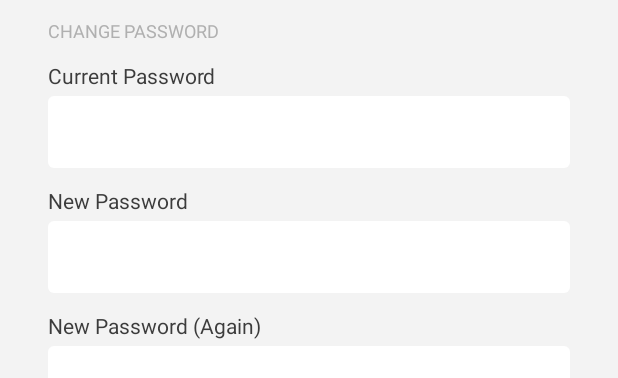
After one commit to Mhsoun/edward-lynx-android, an Android app: the layout activity_change_password.xml on its own in the app's theme, with its tools: preview values and no code run, on a phone screen of 412 x 824 dp. The commit adds this screen. Shown: the top 378 px of the screen. Run offline under Robolectric (Android 15) with nearby library versions, the phone set to English and light mode, and no system bars; Roboto replaces fonts that are not available here.

Commit message:
Added UI implementation for the Change Password page

```diff
--- /dev/null
+++ b/app/src/main/java/com/ingenuitymobile/edwardlynx/activities/ChangePasswordActivity.java
@@ -0,0 +1,8 @@
+package com.ingenuitymobile.edwardlynx.activities;
+
+/**
+ * Created by mEmEnG-sKi on 16/12/2016.
+ */
+
+public class ChangePasswordActivity extends BaseActivity {
+}
--- /dev/null
+++ b/app/src/main/res/layout/activity_change_password.xml
@@ -0,0 +1,79 @@
+<?xml version="1.0" encoding="utf-8"?>
+<LinearLayout xmlns:android="http://schemas.android.com/apk/res/android"
+              android:layout_width="match_parent"
+              android:layout_height="match_parent"
+              android:background="@color/bg_color"
+              android:orientation="vertical">
+
+
+  <LinearLayout
+      android:layout_width="match_parent"
+      android:layout_height="wrap_content"
+      android:layout_marginLeft="32dp"
+      android:layout_marginRight="32dp"
+      android:layout_marginTop="12dp"
+      android:orientation="vertical">
+
+    <TextView
+        android:layout_width="wrap_content"
+        android:layout_height="wrap_content"
+        android:text="@string/change_password_bold"
+        android:textColor="@color/steps_text_color"
+        android:textSize="12sp"/>
+
+
+    <TextView
+        android:layout_width="wrap_content"
+        android:layout_height="wrap_content"
+        android:layout_marginTop="12dp"
+        android:text="@string/current_password"
+        android:textColor="@color/common_text_color"/>
+
+    <EditText
+        android:id="@+id/edit_current_password"
+        android:layout_width="match_parent"
+        android:layout_height="48dp"
+        android:layout_marginTop="4dp"
+        android:background="@drawable/bg_rounded_white"
+        android:imeOptions="actionNext"
+        android:inputType="textPassword"
+        android:textColor="@color/common_text_color"
+        android:textSize="20sp"/>
+
+    <TextView
+        android:layout_width="wrap_content"
+        android:layout_height="wrap_content"
+        android:layout_marginTop="12dp"
+        android:text="@string/new_password"
+        android:textColor="@color/common_text_color"/>
+
+    <EditText
+        android:id="@+id/edit_new_password"
+        android:layout_width="match_parent"
+        android:layout_height="48dp"
+        android:layout_marginTop="4dp"
+        android:background="@drawable/bg_rounded_white"
+        android:imeOptions="actionNext"
+        android:inputType="textPassword"
+        android:textColor="@color/common_text_color"
+        android:textSize="20sp"/>
+
+    <TextView
+        android:layout_width="wrap_content"
+        android:layout_height="wrap_content"
+        android:layout_marginTop="12dp"
+        android:text="@string/re_new_password"
+        android:textColor="@color/common_text_color"/>
+
+    <EditText
+        android:id="@+id/edit_new_re_password"
+        android:layout_width="match_parent"
+        android:layout_height="48dp"
+        android:layout_marginTop="4dp"
+        android:background="@drawable/bg_rounded_white"
+        android:imeOptions="actionDone"
+        android:inputType="textPassword"
+        android:textColor="@color/common_text_color"
+        android:textSize="20sp"/>
+  </LinearLayout>
+</LinearLayout>
--- a/app/src/main/res/values/colors.xml
+++ b/app/src/main/res/values/colors.xml
@@ -9,5 +9,7 @@
   <color name="red">#ff0000</color>
 
   <color name="common_text_color">#3c3c3c</color>
+  <color name="steps_text_color">#b0b0b0</color>
   <color name="inactive_color">#b0b0b0</color>
+  <color name="bg_color">#f3f3f3</color>
 </resources>
--- a/app/src/main/res/values/strings.xml
+++ b/app/src/main/res/values/strings.xml
@@ -16,4 +16,12 @@
   <string name="email_required">Email is required</string>
   <string name="valid_email_required">Valid email is required</string>
   <string name="login_now">Login now</string>
+
+  // region Change password
+
+  <string name="change_password">Change Password</string>
+  <string name="change_password_bold">CHANGE PASSWORD</string>
+  <string name="current_password">Current Password</string>
+  <string name="new_password">New Password</string>
+  <string name="re_new_password">New Password (Again)</string>
 </resources>
```
